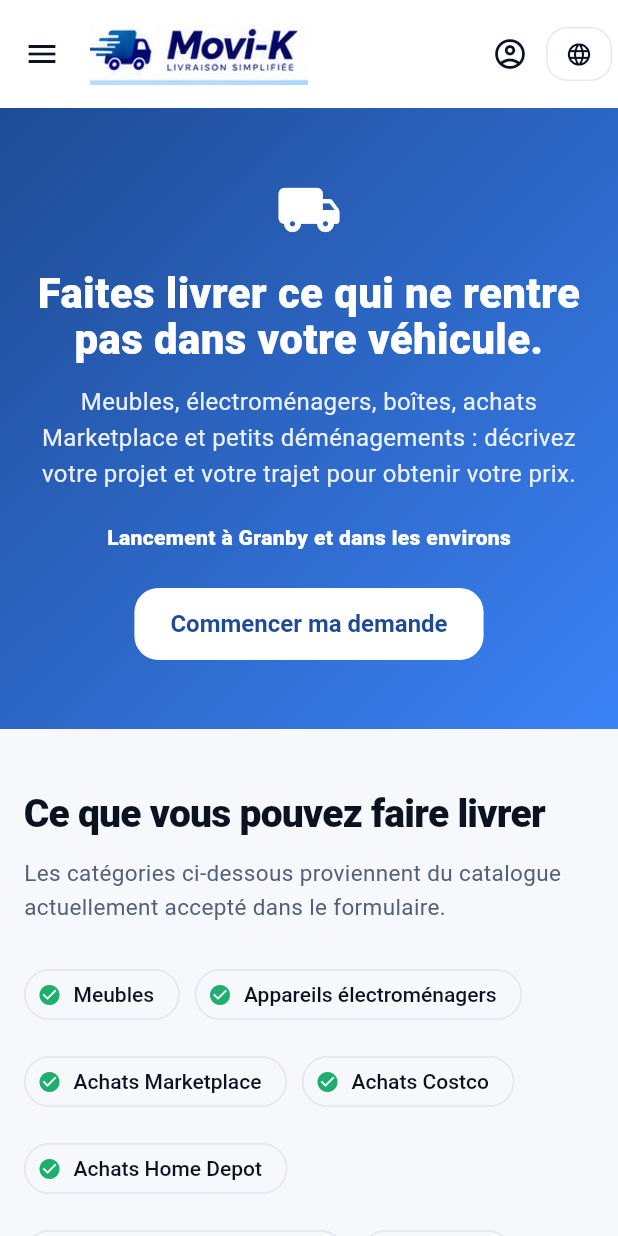
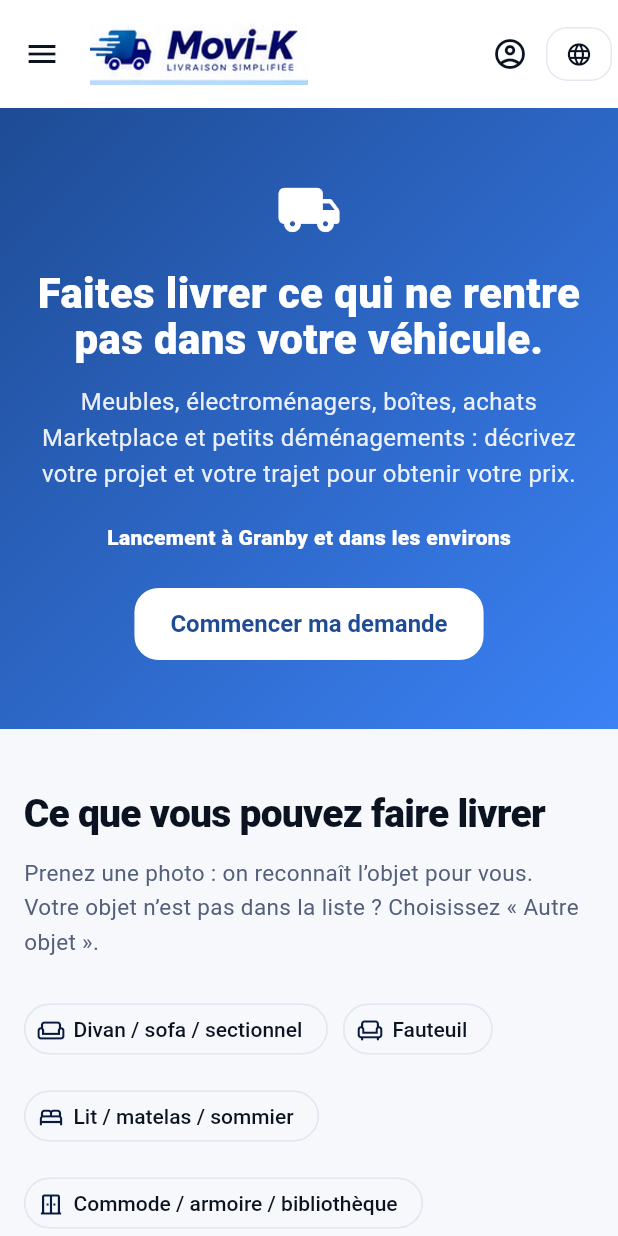
Before and after one commit to Solexiai/mecano-mobile, a Flutter app: the DeliveryLandingScreen screen opened by its route, on a phone screen of 412 x 824 dp. Run offline on Flutter 3.47's test engine with Material 3 defaults, Android fonts, the phone set to English and light mode, and no system bars; our stand-ins replace cloud_firestore, cloud_functions, firebase_auth, firebase_core, firebase_messaging, firebase_storage and 8 more; missing offline and left inert: dart:js_interop; accounts and stored records are empty.

Commit message:
Page Livraison et étapes : refléter le vrai fonctionnement
- « Ce que vous pouvez faire livrer » affiche les 20 vrais types d'objets
  (item_types.dart, même liste que le formulaire, l'IA et l'admin), avec
  icônes. Retirés : Moto, VTT, Palettes, Équipement, Home Depot, Petit
  déménagement (liste de démo jamais acceptée par le formulaire).
- Sous-titre client : photo reconnue par l'IA, « Autre objet » sinon.
- 4 étapes (accueil + Livraison) : photo au lieu de mesures, carte non
  débitée à la confirmation, chauffeur qui confirme que tout entre,
  photos ramassage/livraison et paiement à la livraison. FR/EN/ES.
- Encadrés GPS et prix reformulés en langage client.
- Test : les 20 types sont affichés, les anciennes catégories non.

Co-Authored-By: Claude Opus 5.5 <noreply@anthropic.com>
Claude-Session: https://claude.ai/code/session_01QQ4Xom536yxRZekmaeZQjs

```diff
--- a/lib/l10n/home_copy.dart
+++ b/lib/l10n/home_copy.dart
@@ -95,28 +95,30 @@ abstract final class HomeCopy {
       'es': 'De la solicitud a la entrega',
     },
     'step1': {
-      'fr': 'Décrivez l’objet et le trajet',
-      'en': 'Describe the item and route',
-      'es': 'Describe el objeto y el trayecto',
+      'fr': 'Prenez une photo',
+      'en': 'Snap a photo',
+      'es': 'Toma una foto',
     },
     'step1_body': {
       'fr':
-          'Précisez les objets, leurs mesures, les adresses, les accès et la date souhaitée.',
+          'Photographiez vos objets, on les reconnaît pour vous. Ajoutez les adresses et la date.',
       'en':
-          'Provide items, measurements, addresses, access details and your preferred date.',
+          'Photograph your items and we recognize them for you. Add the addresses and the date.',
       'es':
-          'Indica los objetos, las medidas, las direcciones, los accesos y la fecha deseada.',
+          'Fotografía tus objetos y los reconocemos por ti. Añade las direcciones y la fecha.',
     },
     'step2': {
-      'fr': 'Consultez votre prix',
-      'en': 'Review your price',
-      'es': 'Consulta el precio',
+      'fr': 'Obtenez votre prix',
+      'en': 'Get your price',
+      'es': 'Obtén tu precio',
     },
     'step2_body': {
       'fr':
-          'Vérifiez le prix et les informations avant de confirmer la demande.',
-      'en': 'Check the price and details before confirming your request.',
-      'es': 'Revisa el precio y los datos antes de confirmar la solicitud.',
+          'Voyez le prix exact et confirmez. Votre carte n’est pas débitée à ce moment-là.',
+      'en':
+          'See the exact price and confirm. Your card is not charged at that point.',
+      'es':
+          'Ve el precio exacto y confirma. No se cobra tu tarjeta en ese momento.',
     },
     'step3': {
       'fr': 'Un chauffeur accepte',
@@ -124,9 +126,12 @@ abstract final class HomeCopy {
       'es': 'Un conductor acepta',
     },
     'step3_body': {
-      'fr': 'L’attribution dépend d’un chauffeur admissible et disponible.',
-      'en': 'Assignment depends on an eligible, available driver.',
-      'es': 'La asignación depende de un conductor apto y disponible.',
+      'fr':
+          'Un chauffeur de la région voit vos photos, confirme que tout entre dans son véhicule et accepte.',
+      'en':
+          'A local driver sees your photos, confirms everything fits in their vehicle and accepts.',
+      'es':
+          'Un conductor de la zona ve tus fotos, confirma que todo cabe en su vehículo y acepta.',
     },
     'step4': {
       'fr': 'Suivez votre livraison',
@@ -135,10 +140,11 @@ abstract final class HomeCopy {
     },
     'step4_body': {
       'fr':
-          'Consultez son état dans votre espace, puis la preuve de livraison.',
-      'en': 'Check its status in your account, then view the delivery proof.',
+          'Suivez-la dans votre espace, avec une photo au ramassage et à la livraison. Le paiement se fait à la livraison.',
+      'en':
+          'Follow it in your account, with a photo at pickup and at delivery. Payment happens at delivery.',
       'es':
-          'Consulta el estado en tu cuenta y después el comprobante de entrega.',
+          'Síguela en tu cuenta, con una foto al recoger y al entregar. El pago se hace en la entrega.',
     },
     'details': {
       'fr': 'Comprendre les étapes',
--- a/lib/screens/delivery/delivery_landing_screen.dart
+++ b/lib/screens/delivery/delivery_landing_screen.dart
@@ -1,12 +1,10 @@
 import 'package:flutter/material.dart';
 import 'package:go_router/go_router.dart';
-import 'package:provider/provider.dart';
 
 import '../../core/app_colors.dart';
 import '../../l10n/home_copy.dart';
-import '../../providers/locale_provider.dart';
 import '../../router/delivery_request_intent.dart';
-import '../../services/demo_data_service.dart';
+import '../../services/booking/item_types.dart';
 import '../../widgets/app_shell.dart';
 import '../../widgets/section_title.dart';
 
@@ -22,7 +20,6 @@ class DeliveryLandingScreen extends StatelessWidget {
 
   @override
   Widget build(BuildContext context) {
-    final t = context.watch<LocaleProvider>().t;
     final isDesktop = MediaQuery.of(context).size.width >= 900;
     String h(String key) => HomeCopy.text(key, locale);
 
@@ -110,27 +107,29 @@ class DeliveryLandingScreen extends StatelessWidget {
                       'Lo que puedes transportar',
                     ),
                     subtitle: tr(
-                      'Les catégories ci-dessous proviennent du catalogue actuellement accepté dans le formulaire.',
-                      'The categories below come from the catalogue currently accepted by the request form.',
-                      'Las categorías siguientes provienen del catálogo aceptado actualmente en el formulario.',
+                      'Prenez une photo : on reconnaît l’objet pour vous. Votre objet n’est pas dans la liste ? Choisissez « Autre objet ».',
+                      'Snap a photo and we recognize the item for you. Item not in the list? Choose “Other item”.',
+                      'Toma una foto y reconocemos el objeto por ti. ¿Tu objeto no está en la lista? Elige «Otro objeto».',
                     ),
                   ),
                   const SizedBox(height: 22),
                   Wrap(
                     spacing: 10,
                     runSpacing: 10,
-                    children: DemoDataService.deliveryCategories
-                        .map(
-                          (category) => Chip(
-                            avatar: const Icon(
-                              Icons.check_circle,
-                              size: 16,
-                              color: AppColors.success,
-                            ),
-                            label: Text(t(category)),
+                    // Same list as the request form, the photo AI and the
+                    // admin vehicle grid, so this page can never drift.
+                    children: [
+                      for (final type in itemTypes)
+                        Chip(
+                          key: Key('delivery-item-type-${type.id}'),
+                          avatar: Icon(
+                            type.icon,
+                            size: 18,
+                            color: AppColors.primaryDark,
                           ),
-                        )
-                        .toList(),
+                          label: Text(type.label(locale)),
+                        ),
+                    ],
                   ),
                   const SizedBox(height: 42),
                   SectionTitle(title: h('steps_title')),
@@ -151,23 +150,23 @@ class DeliveryLandingScreen extends StatelessWidget {
                     icon: Icons.gps_fixed,
                     title: tr('GPS en direct', 'Live GPS', 'GPS en directo'),
                     body: tr(
-                      'La carte GPS est conçue pour les phases actives de la livraison, mais sa validation sur appareils réels reste un prérequis du lancement public.',
-                      'The live map is designed for active delivery phases, but real-device validation remains a prerequisite for public launch.',
-                      'El mapa GPS está diseñado para las fases activas, pero la validación en dispositivos reales sigue siendo un requisito del lanzamiento público.',
+                      'Suivez votre chauffeur en direct sur la carte pendant la livraison.',
+                      'Follow your driver live on the map during the delivery.',
+                      'Sigue a tu conductor en directo en el mapa durante la entrega.',
                     ),
                   ),
                   const SizedBox(height: 12),
                   _StatusNotice(
                     icon: Icons.calculate_outlined,
                     title: tr(
-                      'Prix calculé par Movi‑K',
-                      'Price calculated by Movi‑K',
-                      'Precio calculado por Movi‑K',
+                      'Un prix clair, sans surprise',
+                      'A clear price, no surprises',
+                      'Un precio claro, sin sorpresas',
                     ),
                     body: tr(
-                      'Le prix officiel est calculé côté serveur et sa ventilation est affichée avant confirmation.',
-                      'The official price is calculated on the server and its breakdown is shown before confirmation.',
-                      'El precio oficial se calcula en el servidor y su desglose se muestra antes de confirmar.',
+                      'Le prix affiché est le prix payé, détail inclus. Vous le voyez avant de confirmer.',
+                      'The price shown is the price you pay, breakdown included. You see it before confirming.',
+                      'El precio mostrado es el que pagas, con el desglose. Lo ves antes de confirmar.',
                     ),
                   ),
                   const SizedBox(height: 32),
```
Also changed, not shown: 1 other file.
